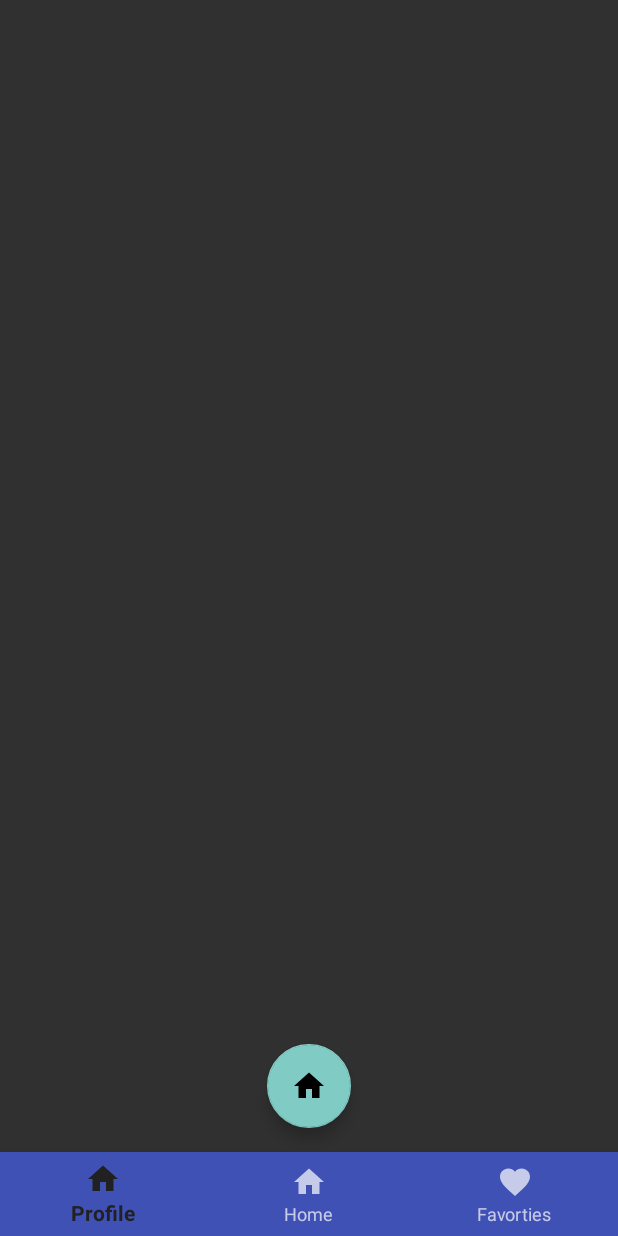
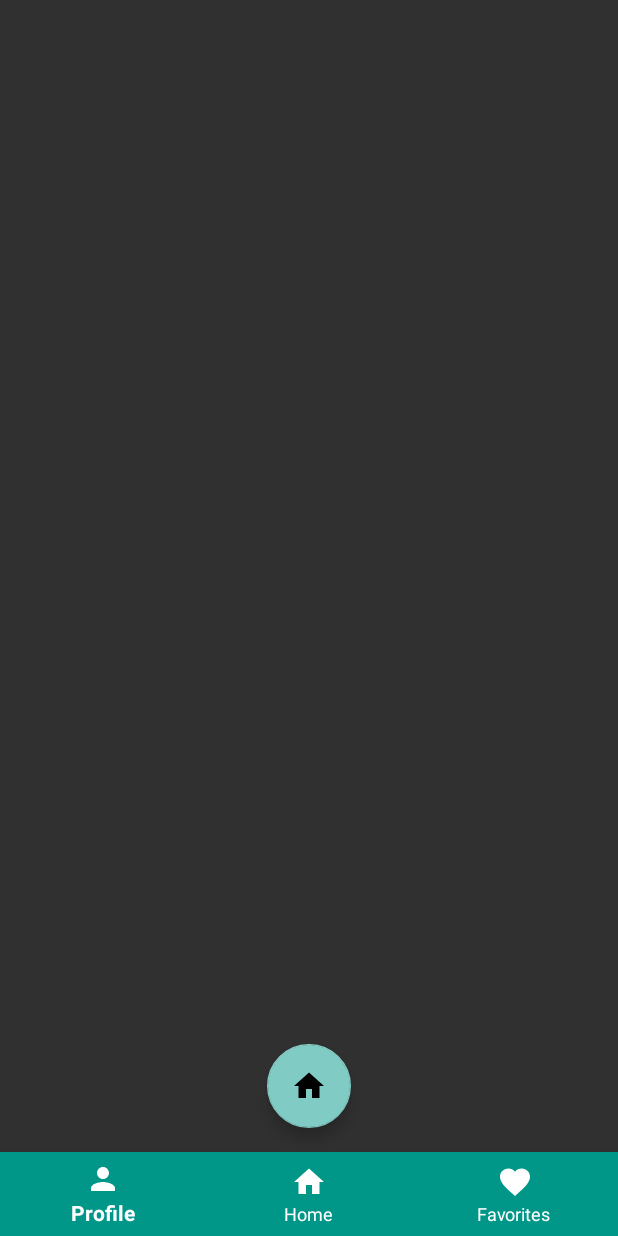
Before and after one commit to MinaMeltem/SchoolMe, an Android app: the screen it shows after launch (MainActivity), on a phone screen of 412 x 824 dp. Run offline under Robolectric (Android 15) with nearby library versions, the phone set to English and light mode, and no system bars; 9 statements that could not run were skipped.

Commit message:
Color Changes

```diff
--- a/app/src/main/res/layout/activity_main.xml
+++ b/app/src/main/res/layout/activity_main.xml
@@ -23,6 +23,9 @@
         android:id="@+id/bottom_navigation"
         android:layout_width="match_parent"
         android:layout_height="wrap_content"
-        design:itemBackground="@color/colorPrimary"
-        design:menu="@menu/my_navigation_items" />
+        design:menu="@menu/my_navigation_items"
+        android:background="#009688"
+        design:itemIconTint="#fff"
+        design:itemTextColor="#fff"
+        />
 </android.support.design.widget.CoordinatorLayout>
--- a/app/src/main/res/menu/my_navigation_items.xml
+++ b/app/src/main/res/menu/my_navigation_items.xml
@@ -2,11 +2,12 @@
 <menu xmlns:android="http://schemas.android.com/apk/res/android">
     <item android:id="@+id/profile_menu_item"
         android:title="Profile"
-        android:icon="@drawable/ic_home_black_24dp" />
+        android:icon="@drawable/ic_person_black_24dp" />
     <item android:id="@+id/home_menu_item"
         android:title="Home"
         android:icon="@drawable/ic_home_black_24dp" />
     <item android:id="@+id/favorites_menu_item"
-        android:title="Favorties"
+        android:enabled="true"
+        android:title="Favorites"
         android:icon="@drawable/ic_favorite_black_24dp" />
 </menu>
```
